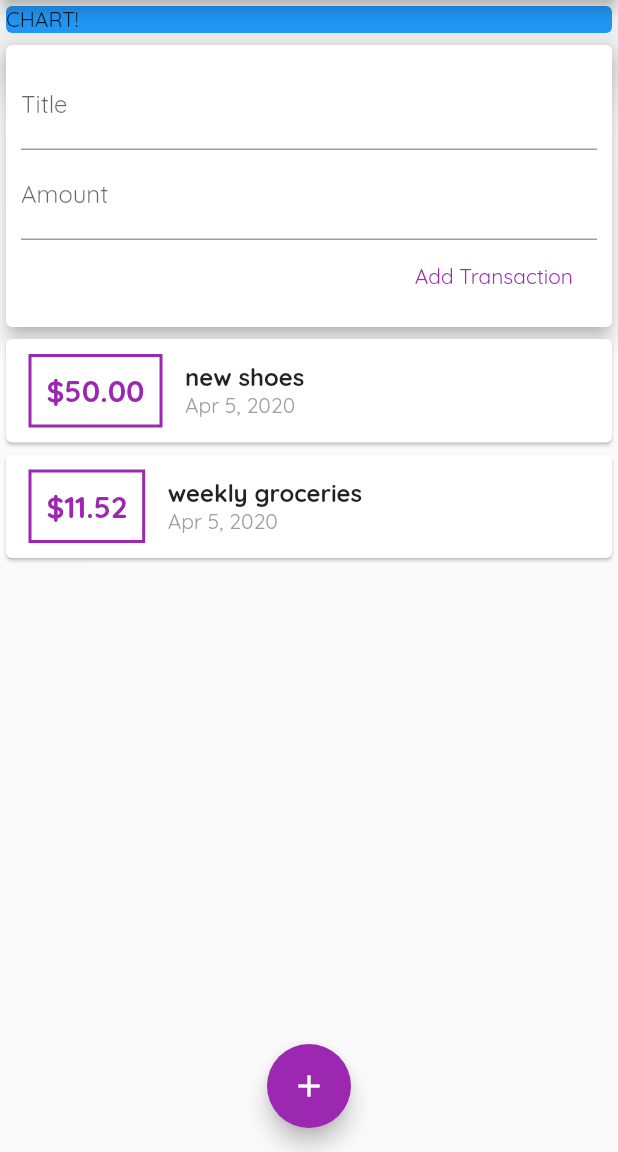
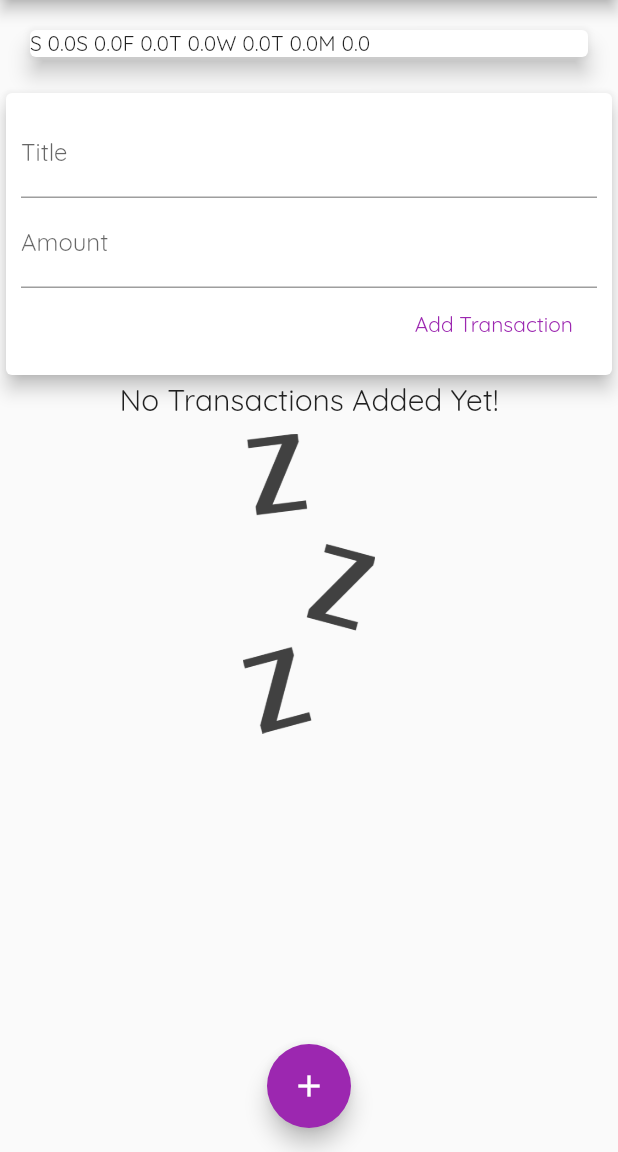
Before and after one commit to lejoow/expense_tracker, a Flutter app: the screen it shows after launch, on a phone screen of 412 x 824 dp, the part 84-1236 px from its top. Run offline on Flutter 3.47's test engine with Material 2 defaults, Android fonts, the phone set to English and light mode, and no system bars.

Commit message:
chart bar wip

```diff
--- a/lib/main.dart
+++ b/lib/main.dart
@@ -1,3 +1,4 @@
+import 'package:expense_tracker/widgets/chart.dart';
 import 'package:expense_tracker/widgets/new_transaction.dart';
 import 'package:expense_tracker/widgets/transaction_list.dart';
 import 'package:flutter/material.dart';
@@ -10,10 +11,7 @@ class MyApp extends StatelessWidget {
   @override
   Widget build(BuildContext context) {
     return MaterialApp(
-      theme: ThemeData(
-        fontFamily: 'Quicksand',
-        primarySwatch: Colors.purple
-      ),
+      theme: ThemeData(fontFamily: 'Quicksand', primarySwatch: Colors.purple),
       title: 'Flutter App',
       home: MyHomePage(),
     );
@@ -26,14 +24,14 @@ class MyHomePage extends StatefulWidget {
 }
 
 class _MyHomePageState extends State<MyHomePage> {
-  final List<Transaction> _userTransactions = [
-    Transaction(id: 't1', title: 'new shoes', amount: 50, date: DateTime.now()),
-    Transaction(
-        id: 't2',
-        title: 'weekly groceries',
-        amount: 11.52,
-        date: DateTime.now()),
-  ];
+  final List<Transaction> _userTransactions = [];
+
+  List<Transaction> get _recentTransactions {
+    final aWeekAgo = DateTime.now().subtract(Duration(days: 8));
+    return _userTransactions.where((element) {
+      return element.date.isAfter(aWeekAgo);
+    }).toList();
+  }
 
   void _addNewTransaction(String txTitle, double txAmount) {
     final newTx = Transaction(
@@ -78,17 +76,7 @@ class _MyHomePageState extends State<MyHomePage> {
             mainAxisAlignment: MainAxisAlignment.start,
             crossAxisAlignment: CrossAxisAlignment.stretch,
             children: <Widget>[
-              Container(
-                width: double.infinity,
-                child: Card(
-                  color: Colors.blue,
-                  child: Container(
-                    width: double.infinity,
-                    child: Text('CHART!'),
-                  ),
-                  elevation: 15,
-                ),
-              ),
+              Chart(_recentTransactions),
               NewTransaction(_addNewTransaction),
               TransactionList(_userTransactions)
             ]),
--- /dev/null
+++ b/lib/widgets/chart.dart
@@ -0,0 +1,44 @@
+import 'package:expense_tracker/models/transaction.dart';
+import 'package:flutter/material.dart';
+import 'package:intl/intl.dart';
+
+import '../models/transaction.dart';
+
+class Chart extends StatelessWidget {
+  final List<Transaction> recentTransactions;
+
+  Chart(this.recentTransactions);
+
+  List<Map<String, Object>> get groupedTransactionValues {
+    return List.generate(7, (index) {
+      final weekDay = DateTime.now().subtract(Duration(days: index));
+      double totalAmount = 0.0;
+      for (var i = 0; i < recentTransactions.length; i++) {
+        var recentTxDate = recentTransactions[i].date;
+        if (recentTxDate.day == weekDay.day &&
+            recentTxDate.month == weekDay.month &&
+            recentTxDate.year == weekDay.year) {
+          totalAmount += recentTransactions[i].amount;
+        }
+      }
+      return {
+        'day': DateFormat.E().format(weekDay).substring(0, 1),
+        'amount': totalAmount
+      };
+    });
+  }
+
+  @override
+  Widget build(BuildContext context) {
+    print(groupedTransactionValues);
+    return Card(
+        elevation: 6,
+        margin: EdgeInsets.all(20),
+        child: Row(
+            children: groupedTransactionValues.map((e) {
+          return Text(
+            e['day'].toString() + ' ' + e['amount'].toString(),
+          );
+        }).toList()));
+  }
+}
--- /dev/null
+++ b/lib/widgets/chart_bar.dart
@@ -0,0 +1,12 @@
+import 'package:flutter/material.dart';
+
+class ChartBar extends StatelessWidget {
+  final String label;
+  final double spending;
+  final double spendingPctOfTotal;
+
+  @override
+  Widget build(BuildContext context) {
+    return Container();
+  }
+}
--- a/lib/widgets/transaction_list.dart
+++ b/lib/widgets/transaction_list.dart
@@ -12,7 +12,19 @@ class TransactionList extends StatelessWidget {
   Widget build(BuildContext context) {
     return Container(
       height: 400,
-      child: ListView.builder(
+      child: transactions.isEmpty
+          ? Column(
+              children: <Widget>[
+                Text('No Transactions Added Yet!',
+                    style: Theme.of(context).textTheme.title),
+                SizedBox(width: 10, height: 10,),
+                Container(
+                    height: 200,
+                    child: Image.asset('assets/images/waiting.png',
+                        fit: BoxFit.cover))
+              ],
+            )
+          : ListView.builder(
               itemBuilder: (ctx, index) {
                 return Card(
                   child: Row(
@@ -25,7 +37,8 @@ class TransactionList extends StatelessWidget {
                               fontSize: 20,
                               color: Colors.purple),
                         ),
-                  margin: EdgeInsets.symmetric(vertical: 10, horizontal: 15),
+                        margin:
+                            EdgeInsets.symmetric(vertical: 10, horizontal: 15),
                         decoration: BoxDecoration(
                             border: Border.all(
                                 color: Colors.purple,
@@ -38,10 +51,12 @@ class TransactionList extends StatelessWidget {
                         children: <Widget>[
                           Text(
                             transactions[index].title,
-                      style:
-                          TextStyle(fontSize: 16, fontWeight: FontWeight.bold),
+                            style: TextStyle(
+                                fontSize: 16, fontWeight: FontWeight.bold),
                           ),
-                    Text(DateFormat.yMMMd().format(transactions[index].date),
+                          Text(
+                              DateFormat.yMMMd()
+                                  .format(transactions[index].date),
                               style: TextStyle(color: Colors.grey))
                         ],
                       )
--- a/pubspec.yaml
+++ b/pubspec.yaml
@@ -43,11 +43,11 @@ flutter:
   uses-material-design: true
 
   # To add assets to your application, add an assets section, like this:
-  # assets:
-  #   - images/a_dot_burr.jpeg
+  assets:
+    - assets/images/waiting.png
   #   - images/a_dot_ham.jpeg
 
-  # An image asset can refer to one or more resolution-specific "variants", see
+  # An images asset can refer to one or more resolution-specific "variants", see
   # https://flutter.dev/assets-and-images/#resolution-aware.
 
   # For details regarding adding assets from package dependencies, see
```
Also changed, not shown: assets/images/waiting.png (added), 1 other file. Lines whose indentation alone changed are shown as unchanged.
